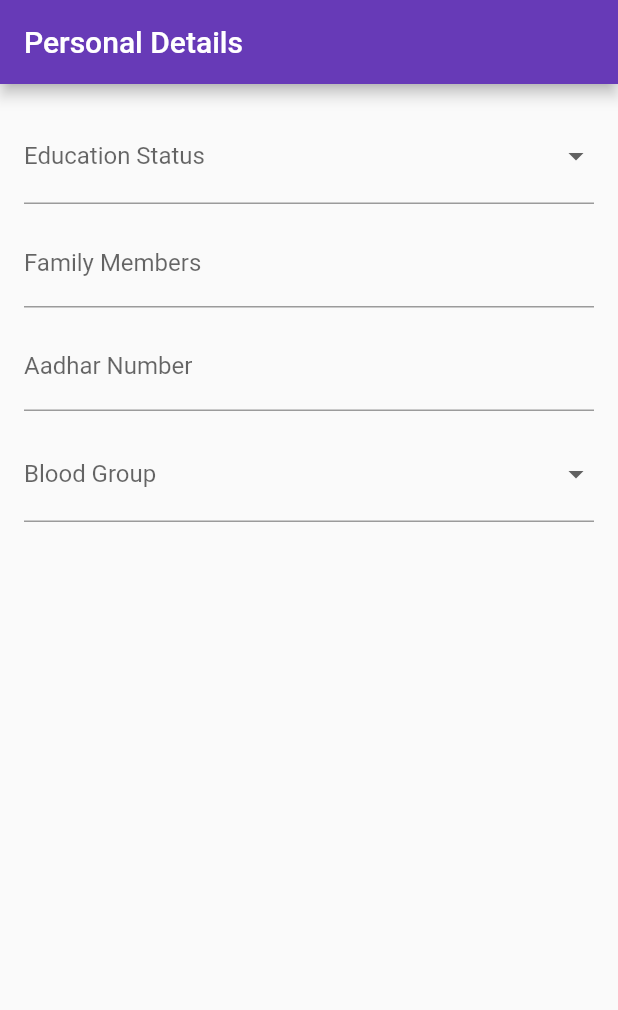
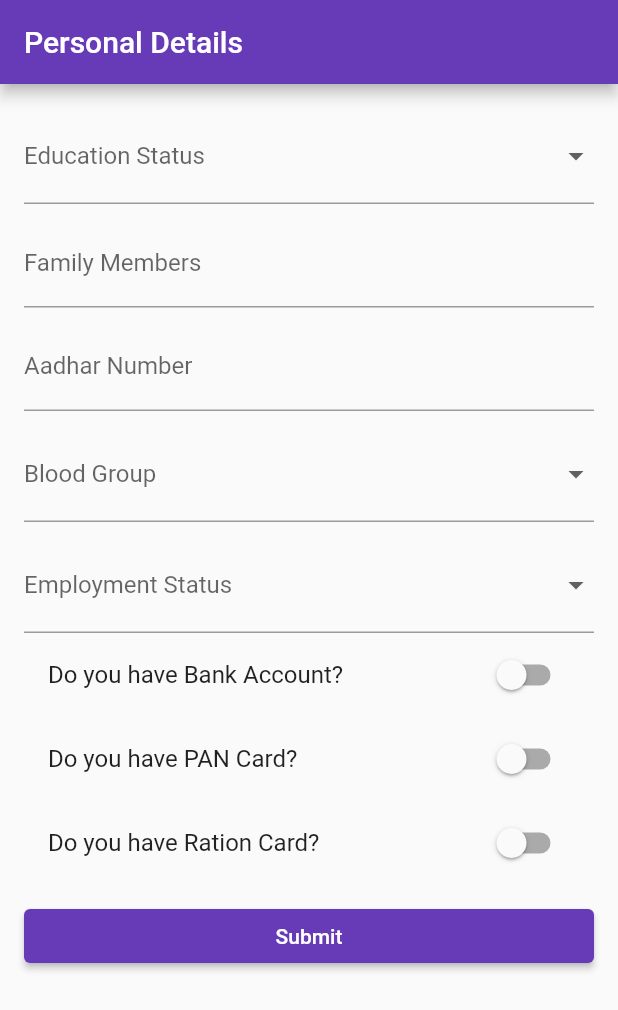
Before and after one commit to gunjanverma0405/RiseUp-Tracker, a Flutter app: the screen it shows after launch, on a phone screen of 412 x 824 dp. Shown: the top 1010 px of the screen. Run offline on Flutter 3.47's test engine with Material 2 defaults, Android fonts, the phone set to English and light mode, and no system bars; our stand-ins replace firebase_auth, firebase_core, google_sign_in, image_gallery_saver, intl_phone_number_input, qr_flutter and 2 more; missing offline and left inert: mongo_dart, qr_code_scanner; accounts and stored records are empty.

Commit message:
Personal Details Form updated

```diff
--- a/lib/screens/personalDetails.dart
+++ b/lib/screens/personalDetails.dart
@@ -13,14 +13,11 @@ class _PersonalDetailsState extends State<PersonalDetails> {
   String educationStatus = "";
   int familyMembers = 0;
   String aadharNumber = "";
-  String _bloodGroup = "";
-  String chronicDisease = "";
-  String lastMedicalCheckup = "";
-  String educationStatusOfChildren = "";
+  String bloodGroup = "";
   bool hasBankAccount = false;
+  bool hasPanCard = false;
   String panCardNumber = "";
   bool hasRationCard = false;
-  String sessionOfInterest = "";
   String employmentStatus = "";
 
   final GlobalKey<FormState> _formKey = GlobalKey<FormState>();
@@ -123,162 +120,91 @@ class _PersonalDetailsState extends State<PersonalDetails> {
                   }
                   return null;
                 },
-                onChanged:                                                                                                                                   (value) {
+                onChanged: (value) {
                   setState(() {
-                    _bloodGroup = value!;
+                    bloodGroup = value!;
                   });
                 },
               ),
               SizedBox(
                 height: 10,
               ),
-              // TextFormField(
-              //   decoration: InputDecoration(labelText: 'Blood Group'),
-              //   validator: (value) {
-              //     if (value.isEmpty) {
-              //       return 'Please enter your blood group';
-              //     }
-              //     return null;
-              //   },
-              //   onSaved: (value) {
-              //     bloodGroup = value;
-              //   },
-              // ),
-              // DropdownButtonFormField<String>(
-              //   decoration: InputDecoration(labelText: 'Chronic Disease'),
-              //   items: <String>[
-              //     'None',
-              //     'Asthma',
-              //     'Diabetes',
-              //     'Heart Disease',
-              //     'Other'
-              //   ].map((String value) {
-              //     return DropdownMenuItem<String>(
-              //       value: value,
-              //       child: Text(value),
-              //     );
-              //   }).toList(),
-              //   validator: (value) {
-              //     if (value == null) {
-              //       return 'Please select your chronic disease';
-              //     }
-              //     return null;
-              //   },
-              //   onChanged: (value) {
-              //     setState(() {
-              //       chronicDisease = value;
-              //     });
-              //   },
-              // ),
-              // TextFormField(
-              //   decoration: InputDecoration(
-              //       labelText: 'Last Medical Checkup / Doctor Visit'),
-              //   validator: (value) {
-              //     if (value.isEmpty) {
-              //       return 'Please enter your last medical checkup/doctor visit date';
-              //     }
-              //     return null;
-              //   },
-              //   onSaved: (value) {
-              //     lastMedicalCheckup = value;
-              //   },
-              // ),
-              // TextFormField(
-              //   decoration:
-              //       InputDecoration(labelText: 'Education Status of Children'),
-              //   validator: (value) {
-              //     if (value.isEmpty) {
-              //       return 'Please enter the education status of your children';
-              //     }
-              //     return null;
-              //   },
-              //   onSaved: (value) {
-              //     educationStatusOfChildren = value;
-              //   },
-              // ),
-              // SwitchListTile(
-              //   title: Text('Bank Account'),
-              //   value: hasBankAccount,
-              //   onChanged: (value) {
-              //     setState(() {
-              //       hasBankAccount = value;
-              //     });
-              //   },
-              // ),
-              // if (hasBankAccount == true)
-              //   TextFormField(
-              //     decoration: InputDecoration(labelText: 'PAN Card Number'),
-              //     validator: (value) {
-              //       if (value.isEmpty) {
-              //         return 'Please enter your PAN card number';
-              //       }
-              //       return null;
-              //     },
-              //     onSaved: (value) {
-              //       panCardNumber = value;
-              //     },
-              //   ),
-              // SwitchListTile(
-              //   title: Text('Ration Card'),
-              //   value: hasRationCard,
-              //   onChanged: (value) {
-              //     setState(() {
-              //       hasRationCard = value;
-              //     });
-              //   },
-              // ),
-              // DropdownButtonFormField<String>(
-              //   decoration: InputDecoration(labelText: 'Sessions of Interest'),
-              //   items: <String>['Fitness', 'Cooking', 'Art', 'Music', 'Other']
-              //       .map((String value) {
-              //     return DropdownMenuItem<String>(
-              //       value: value,
-              //       child: Text(value),
-              //     );
-              //   }).toList(),
-              //   validator: (value) {
-              //     if (value == null) {
-              //       return 'Please select your session of interest';
-              //     }
-              //     return null;
-              //   },
-              //   onChanged: (value) {
-              //     setState(() {
-              //       sessionOfInterest = value;
-              //     });
-              //   },
-              // ),
-              // DropdownButtonFormField<String>(
-              //   decoration: InputDecoration(labelText: 'Employment Status'),
-              //   items: <String>['Employed', 'Unemployed', 'Self-employed']
-              //       .map((String value) {
-              //     return DropdownMenuItem<String>(
-              //       value: value,
-              //       child: Text(value),
-              //     );
-              //   }).toList(),
-              //   validator: (value) {
-              //     if (value == null) {
-              //       return 'Please select your employment status';
-              //     }
-              //     return null;
-              //   },
-              //   onChanged: (value) {
-              //     setState(() {
-              //       employmentStatus = value;
-              //     });
-              //   },
-              // ),
-              // SizedBox(height: 16.0),
-              // RaisedButton(
-              //   onPressed: () {
-              //     if (_formKey.currentState.validate()) {
-              //       _formKey.currentState.save();
-              //       // Perform form submission here
-              //     }
-              //   },
-              //   child: Text('Submit'),
-              // ),
+              DropdownButtonFormField<String>(
+                decoration: InputDecoration(labelText: 'Employment Status'),
+                items: <String>[
+                  'Employed',
+                  'Unemployed',
+                  'Self-employed',
+                  'Student'
+                ].map((String value) {
+                  return DropdownMenuItem<String>(
+                    value: value,
+                    child: Text(value),
+                  );
+                }).toList(),
+                validator: (value) {
+                  if (value == null) {
+                    return 'Please select your employment status';
+                  }
+                  return null;
+                },
+                onChanged: (value) {
+                  setState(() {
+                    employmentStatus = value!;
+                  });
+                },
+              ),
+              SwitchListTile(
+                title: Text('Do you have Bank Account?'),
+                value: hasBankAccount,
+                onChanged: (value) {
+                  setState(() {
+                    hasBankAccount = value;
+                  });
+                },
+              ),
+              SwitchListTile(
+                title: Text('Do you have PAN Card?'),
+                value: hasPanCard,
+                onChanged: (value) {
+                  setState(() {
+                    hasPanCard = value;
+                  });
+                },
+              ),
+              if (hasPanCard == true)
+                TextFormField(
+                  decoration: InputDecoration(labelText: 'PAN Card Number'),
+                  validator: (value) {
+                    if (value!.isEmpty) {
+                      return 'Please enter your PAN card number';
+                    }
+                    return null;
+                  },
+                  onSaved: (value) {
+                    panCardNumber = value!;
+                  },
+                ),
+              SwitchListTile(
+                title: Text('Do you have Ration Card?'),
+                value: hasRationCard,
+                onChanged: (value) {
+                  setState(() {
+                    hasRationCard = value;
+                  });
+                },
+              ),
+              SizedBox(
+                height: 10,
+              ),
+              ElevatedButton(
+                onPressed: () {
+                  if (_formKey.currentState!.validate()) {
+                    _formKey.currentState!.save();
+                  }
+                },
+                child: Text('Submit'),
+              ),
             ],
           ),
         ),
```
